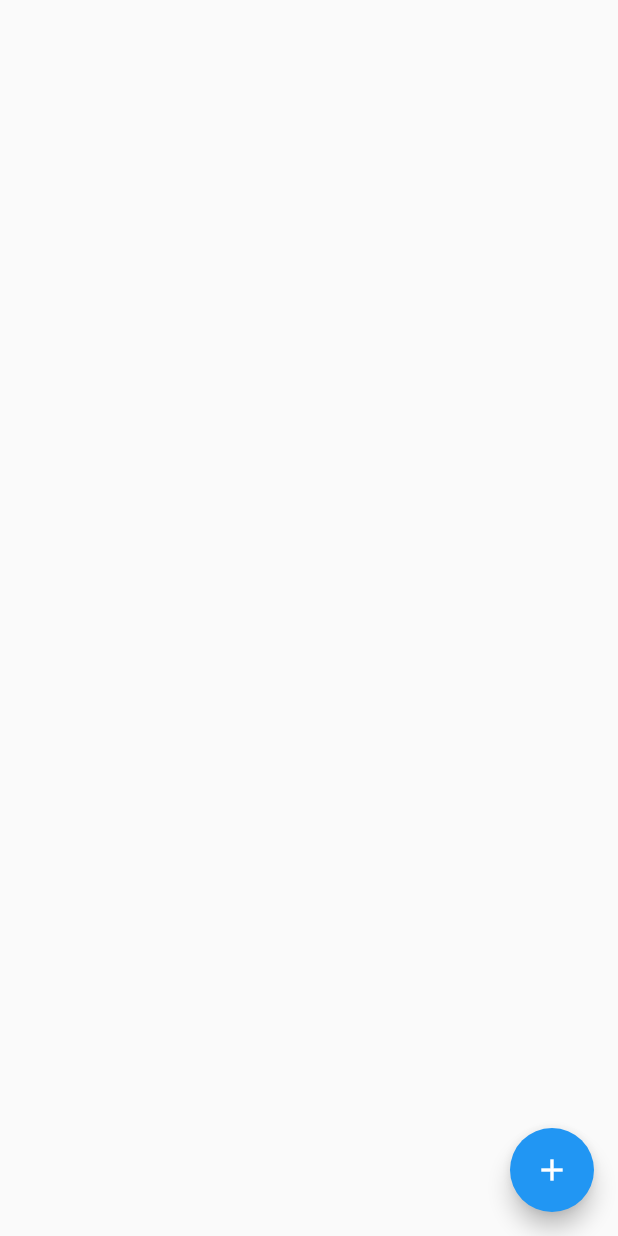
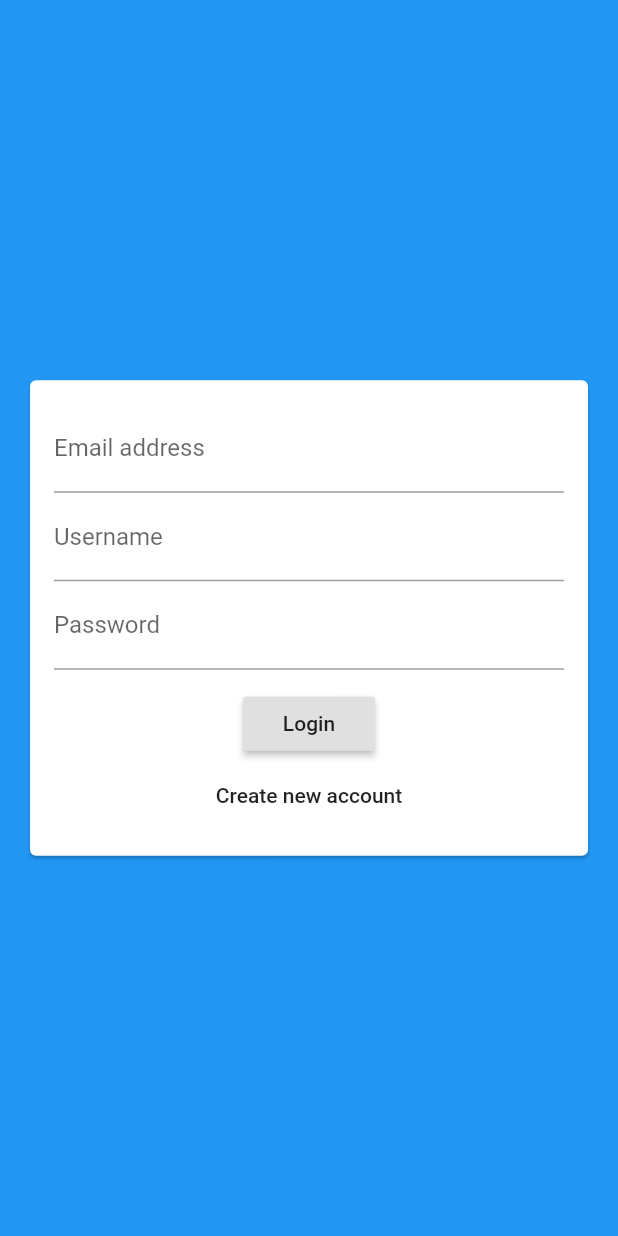
Before and after one commit to BaoTrung37/Flutter_Udemy, a Flutter app: the screen it shows after launch, on a phone screen of 412 x 824 dp. Run offline on Flutter 3.47's test engine with Material 2 defaults, Android fonts, the light colour scheme and no system bars; our stand-ins replace cloud_firestore, firebase_core, image_picker, location, shared_preferences, sqflite; accounts and stored records are empty.

Commit message:
323: adding an app theme:

```diff
--- a/section14/lib/main.dart
+++ b/section14/lib/main.dart
@@ -1,6 +1,8 @@
 import 'package:firebase_core/firebase_core.dart';
 import 'package:flutter/material.dart';
+
 import './screens/chat_screen.dart';
+import './screens/auth_screen.dart';
 
 void main() async {
   WidgetsFlutterBinding.ensureInitialized();
@@ -19,7 +21,7 @@
       theme: ThemeData(
         primaryColor: Colors.blue,
       ),
-      home: ChatScreen(),
+      home: AuthScreen(),
     );
   }
 }
--- a/section14/lib/screens/auth_screen.dart
+++ b/section14/lib/screens/auth_screen.dart
@@ -0,0 +1,19 @@
+import 'package:flutter/material.dart';
+import 'package:section14/widgets/auth_form.dart';
+
+class AuthScreen extends StatefulWidget {
+  const AuthScreen({Key? key}) : super(key: key);
+
+  @override
+  _AuthScreenState createState() => _AuthScreenState();
+}
+
+class _AuthScreenState extends State<AuthScreen> {
+  @override
+  Widget build(BuildContext context) {
+    return Scaffold(
+      backgroundColor: Theme.of(context).primaryColor,
+      body: AuthForm(),
+    );
+  }
+}
--- /dev/null
+++ b/section14/lib/widgets/auth_form.dart
@@ -0,0 +1,57 @@
+import 'package:flutter/material.dart';
+
+class AuthForm extends StatefulWidget {
+  const AuthForm({Key? key}) : super(key: key);
+
+  @override
+  _AuthFormState createState() => _AuthFormState();
+}
+
+class _AuthFormState extends State<AuthForm> {
+  @override
+  Widget build(BuildContext context) {
+    return Center(
+      child: Card(
+        margin: const EdgeInsets.all(20),
+        child: SingleChildScrollView(
+          child: Padding(
+            padding: EdgeInsets.all(16),
+            child: Form(
+              child: Column(
+                mainAxisSize: MainAxisSize.min,
+                children: [
+                  TextFormField(
+                    decoration: InputDecoration(
+                      labelText: 'Email address',
+                    ),
+                    keyboardType: TextInputType.emailAddress,
+                  ),
+                  TextFormField(
+                    decoration: InputDecoration(labelText: 'Username'),
+                  ),
+                  TextFormField(
+                    decoration: InputDecoration(
+                      labelText: 'Password',
+                    ),
+                    obscureText: true,
+                  ),
+                  SizedBox(
+                    height: 12,
+                  ),
+                  RaisedButton(
+                    onPressed: () {},
+                    child: Text('Login'),
+                  ),
+                  FlatButton(
+                    onPressed: () {},
+                    child: Text('Create new account'),
+                  ),
+                ],
+              ),
+            ),
+          ),
+        ),
+      ),
+    );
+  }
+}
```
